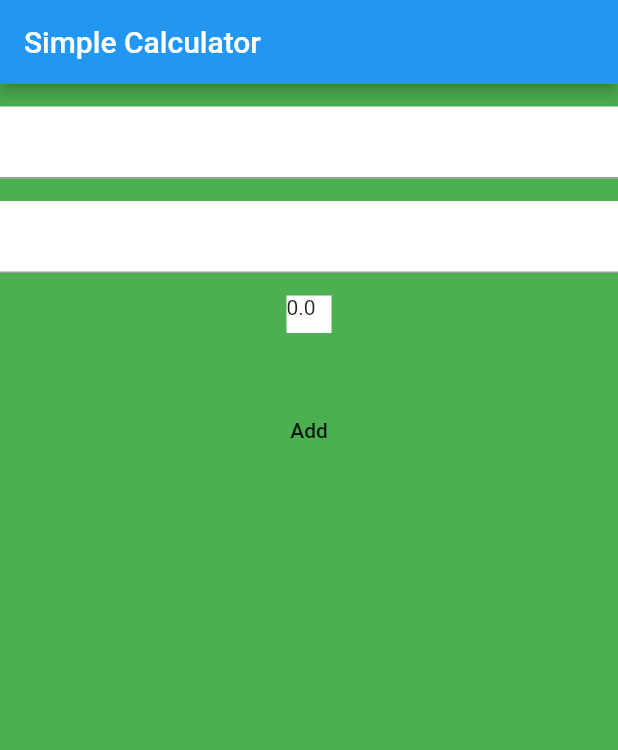
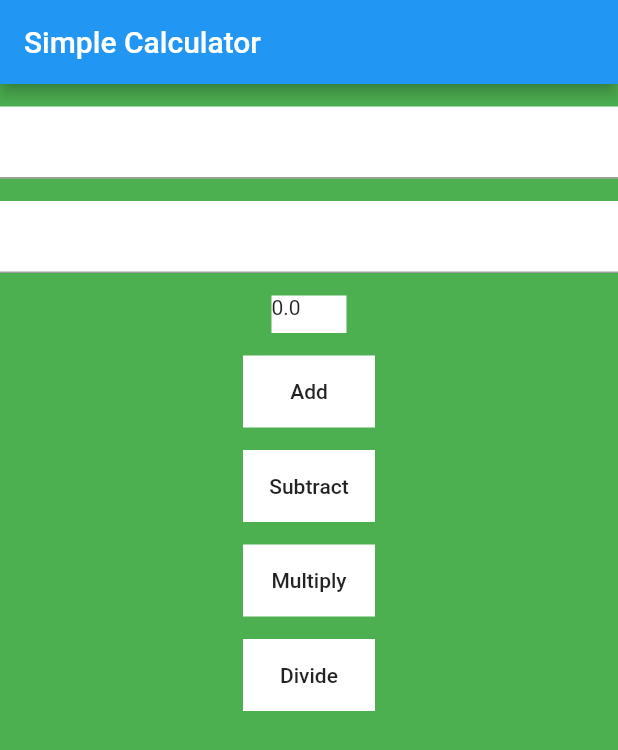
Before and after one commit to BhawaniRegmi/simple_calculator, a Flutter app: the screen it shows after launch, on a phone screen of 412 x 824 dp. Shown: the top 750 px of the screen. Run offline on Flutter 3.47's test engine with Material 2 defaults, Android fonts, the phone set to English and light mode, and no system bars.

Commit message:
second commit

```diff
--- a/lib/main.dart
+++ b/lib/main.dart
@@ -44,6 +44,27 @@ class _HomePageState extends State<HomePage> {
     });
   }
 
+  void multiply() {
+    c = double.parse(controller1.text) * double.parse(controller2.text);
+    setState(() {
+      output = c;
+    });
+  }
+
+  void divide() {
+    c = double.parse(controller1.text) / double.parse(controller2.text);
+    setState(() {
+      output = c;
+    });
+  }
+
+  void subtract() {
+    c = double.parse(controller1.text) - double.parse(controller2.text);
+    setState(() {
+      output = c;
+    });
+  }
+
   TextEditingController controller1 = TextEditingController();
   TextEditingController controller2 = TextEditingController();
   @override
@@ -79,7 +100,7 @@ class _HomePageState extends State<HomePage> {
             ),
             Container(
               height: 25,
-              width: 30,
+              width: 50,
               color: Colors.white,
               child: Text("$output"),
             ),
@@ -87,13 +108,44 @@ class _HomePageState extends State<HomePage> {
               height: 15,
             ),
             Container(
-              height: 100,
+              color: Colors.white,
               child: MaterialButton(
                   child: Text("Add"),
                   onPressed: () {
                     add();
                   }),
             ),
+            SizedBox(
+              height: 15,
+            ),
+            Container(
+              color: Colors.white,
+              child: MaterialButton(
+                  child: Text("Subtract"),
+                  onPressed: () {
+                    subtract();
+                  }),
+            ),
+            SizedBox(height: 15),
+            Container(
+              color: Colors.white,
+              child: MaterialButton(
+                  child: Text("Multiply"),
+                  onPressed: () {
+                    multiply();
+                  }),
+            ),
+            SizedBox(
+              height: 15,
+            ),
+            Container(
+              color: Colors.white,
+              child: MaterialButton(
+                  child: Text("Divide"),
+                  onPressed: () {
+                    divide();
+                  }),
+            )
           ],
         ),
       ),
```
